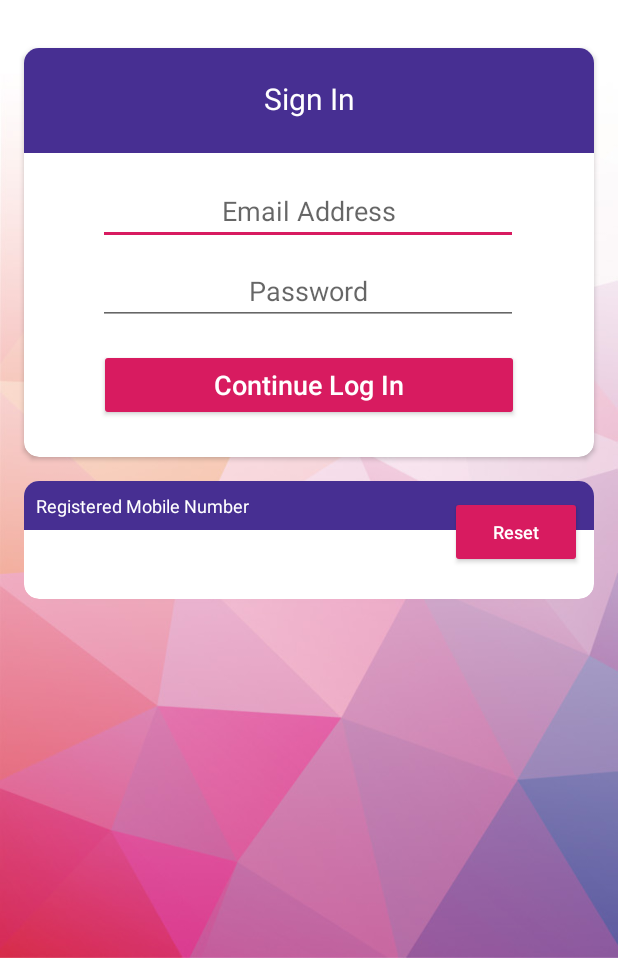
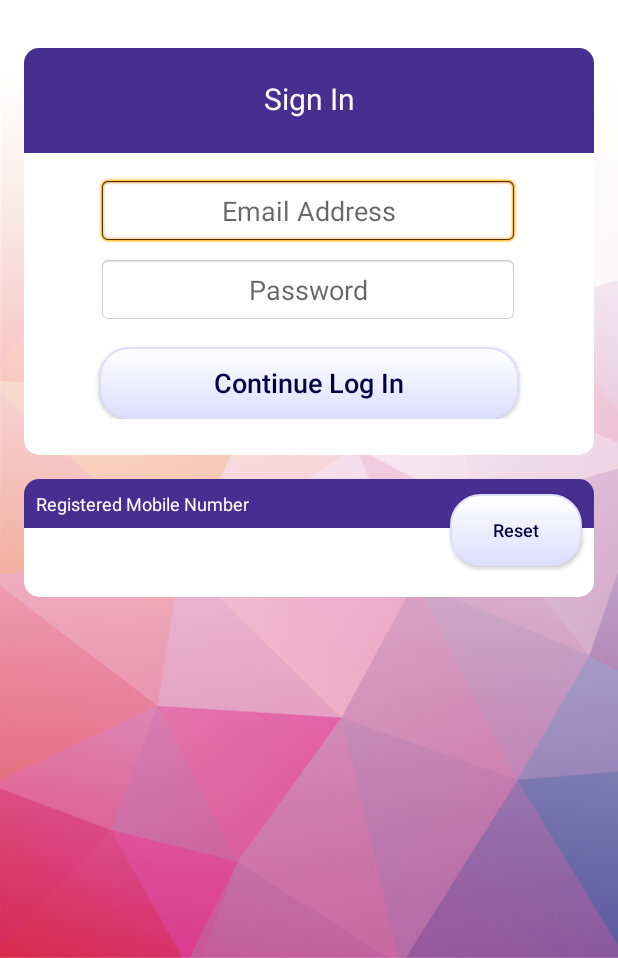
Before and after one commit to izre79/PenawarCare_Agent, an Android app: the LoginActivity screen opened directly, with no data from a screen before it, on a phone screen of 412 x 824 dp, the part 278-1236 px from its top. Run offline under Robolectric (Android 15) with nearby library versions, the phone set to English and light mode, and no system bars; our stand-ins replace Volley; network calls fail; 2 statements that could not run were skipped.

Commit message:
Troubleshooting of crashing during job listing process Updated buttons UI

```diff
--- a/app/build.gradle
+++ b/app/build.gradle
@@ -35,6 +35,7 @@ android {
         }
         debug {
             jniDebuggable true
+            debuggable true
         }
     }
     compileOptions {
--- a/app/src/main/java/com/zedtechs/penawarcare_agent/JobInitActivity.java
+++ b/app/src/main/java/com/zedtechs/penawarcare_agent/JobInitActivity.java
@@ -671,7 +671,7 @@ public class JobInitActivity extends AppCompatActivity {
                     if (returnValue.equals("1")) {
 
                         // Show message
-                        Snackbar snackbar = Snackbar.make(findViewById(R.id.constraintLayoutJobInit), message, Snackbar.LENGTH_LONG);
+                        /*Snackbar snackbar = Snackbar.make(findViewById(R.id.constraintLayoutJobInit), message, Snackbar.LENGTH_LONG);
                         snackbar.setAction("Dismiss", new View.OnClickListener() {
                             @Override
                             public void onClick(View v) {
@@ -679,7 +679,7 @@ public class JobInitActivity extends AppCompatActivity {
                             }
                         });
                         snackbar.show();
-
+                        */
                         resetNavigation();
 
                     } else {
--- /dev/null
+++ b/app/src/main/res/drawable/mybutton.xml
@@ -0,0 +1,24 @@
+<?xml version="1.0" encoding="utf-8"?>
+<selector xmlns:android="http://schemas.android.com/apk/res/android">
+    <item android:state_pressed="true" >
+        <shape android:shape="rectangle"  >
+            <corners android:radius="20dip" />
+            <stroke android:width="1dip" android:color="#5e7974" />
+            <gradient android:angle="-90" android:startColor="#345953" android:endColor="#689a92"  />
+        </shape>
+    </item>
+    <item android:state_focused="true">
+        <shape android:shape="rectangle"  >
+            <corners android:radius="20dip" />
+            <stroke android:width="1dip" android:color="#5e7974" />
+            <solid android:color="#58857e"/>
+        </shape>
+    </item>
+    <item >
+        <shape android:shape="rectangle"  >
+            <corners android:radius="20dip" />
+            <stroke android:width="1dip" android:color="#ddddff" />
+            <gradient android:angle="-90" android:startColor="#ffffff" android:endColor="#ddddff" />
+        </shape>
+    </item>
+</selector>
--- a/app/src/main/res/layout/activity_job_init_temp.xml
+++ b/app/src/main/res/layout/activity_job_init_temp.xml
@@ -230,14 +230,15 @@
 
             <Button
                 android:id="@+id/btnJobInit_Action"
-                style="@style/Widget.AppCompat.Button.Colored"
                 android:layout_width="wrap_content"
                 android:layout_height="wrap_content"
                 android:layout_marginTop="16dp"
                 android:layout_marginBottom="16dp"
+                android:background="@drawable/mybutton"
                 android:padding="10dp"
                 android:text="Accept Job"
                 android:textAllCaps="false"
+                android:textColor="@color/colorPrimaryDark"
                 app:layout_constraintBottom_toBottomOf="parent"
                 app:layout_constraintEnd_toEndOf="parent"
                 app:layout_constraintStart_toStartOf="parent"
--- a/app/src/main/res/layout/activity_login.xml
+++ b/app/src/main/res/layout/activity_login.xml
@@ -41,40 +41,44 @@
                 android:layout_width="280dp"
                 android:layout_height="wrap_content"
                 android:layout_marginStart="50dp"
+                android:layout_marginLeft="50dp"
                 android:layout_marginTop="16dp"
                 android:layout_marginEnd="52dp"
+                android:layout_marginRight="52dp"
+                android:background="@android:drawable/editbox_background"
                 android:ems="10"
+                android:gravity="center_horizontal"
                 android:hint="Email Address"
                 android:imeOptions="actionNext"
                 android:inputType="text"
+                android:padding="10dp"
                 android:textAlignment="center"
                 android:textSize="18sp"
                 app:layout_constraintEnd_toEndOf="parent"
                 app:layout_constraintStart_toStartOf="parent"
-                app:layout_constraintTop_toBottomOf="@+id/tvRegisterMobileNoTitle"
-                android:gravity="center_horizontal"
-                android:layout_marginLeft="50dp"
-                android:layout_marginRight="52dp" />
+                app:layout_constraintTop_toBottomOf="@+id/tvRegisterMobileNoTitle" />
 
             <EditText
                 android:id="@+id/etPassword"
                 android:layout_width="280dp"
                 android:layout_height="wrap_content"
                 android:layout_marginStart="50dp"
+                android:layout_marginLeft="50dp"
                 android:layout_marginTop="8dp"
                 android:layout_marginEnd="52dp"
+                android:layout_marginRight="52dp"
+                android:background="@android:drawable/editbox_background"
                 android:ems="10"
+                android:gravity="center_horizontal"
                 android:hint="Password"
                 android:imeOptions="actionDone"
                 android:inputType="textPassword"
+                android:padding="10dp"
                 android:textAlignment="center"
                 android:textSize="18sp"
                 app:layout_constraintEnd_toEndOf="parent"
                 app:layout_constraintStart_toStartOf="parent"
-                app:layout_constraintTop_toBottomOf="@+id/etUsername"
-                android:gravity="center_horizontal"
-                android:layout_marginLeft="50dp"
-                android:layout_marginRight="52dp" />
+                app:layout_constraintTop_toBottomOf="@+id/etUsername" />
 
 
 
@@ -95,16 +99,17 @@
 
             <Button
                 android:id="@+id/btnLogin"
-                style="@style/Widget.AppCompat.Button.Colored"
                 android:layout_width="280dp"
                 android:layout_height="wrap_content"
                 android:layout_marginStart="16dp"
                 android:layout_marginTop="16dp"
                 android:layout_marginEnd="16dp"
+                android:background="@drawable/mybutton"
                 android:focusable="true"
                 android:padding="10dp"
                 android:text="Continue Log In"
                 android:textAllCaps="false"
+                android:textColor="@color/colorPrimaryDark"
                 android:textSize="18sp"
                 app:layout_constraintEnd_toEndOf="parent"
                 app:layout_constraintStart_toStartOf="parent"
@@ -159,19 +164,20 @@
 
             <Button
                 android:id="@+id/btnResetMobile"
-                style="@style/Widget.AppCompat.Button.Colored"
                 android:layout_width="wrap_content"
                 android:layout_height="wrap_content"
                 android:layout_marginTop="10dp"
                 android:layout_marginEnd="8dp"
+                android:layout_marginRight="8dp"
+                android:background="@drawable/mybutton"
                 android:elevation="10dp"
                 android:padding="0dp"
                 android:text="Reset"
                 android:textAllCaps="false"
+                android:textColor="@color/colorPrimaryDark"
                 android:textSize="12sp"
                 app:layout_constraintEnd_toEndOf="parent"
-                app:layout_constraintTop_toTopOf="parent"
-                android:layout_marginRight="8dp" />
+                app:layout_constraintTop_toTopOf="parent" />
         </androidx.constraintlayout.widget.ConstraintLayout>
     </androidx.cardview.widget.CardView>
 
--- a/app/src/main/res/layout/activity_main.xml
+++ b/app/src/main/res/layout/activity_main.xml
@@ -69,14 +69,15 @@
 
             <Button
                 android:id="@+id/btnLogin"
-                style="@style/Widget.AppCompat.Button.Colored"
                 android:layout_width="280dp"
                 android:layout_height="wrap_content"
                 android:layout_marginTop="24dp"
                 android:layout_marginBottom="16dp"
+                android:background="@drawable/mybutton"
                 android:padding="10dp"
                 android:text="Send me TAC No"
                 android:textAllCaps="false"
+                android:textColor="@color/colorPrimaryDark"
                 android:textSize="16sp"
                 app:layout_constraintBottom_toBottomOf="parent"
                 app:layout_constraintEnd_toEndOf="parent"
--- a/app/src/main/res/layout/activity_verify_phone.xml
+++ b/app/src/main/res/layout/activity_verify_phone.xml
@@ -74,17 +74,17 @@
 
             <Button
                 android:id="@+id/buttonSignIn"
-                style="@style/Widget.AppCompat.Button.Colored"
                 android:layout_width="280dp"
                 android:layout_height="wrap_content"
                 android:layout_below="@id/editTextCode"
                 android:layout_centerHorizontal="true"
                 android:layout_marginTop="16dp"
                 android:layout_marginBottom="16dp"
+                android:background="@drawable/mybutton"
                 android:padding="10dp"
                 android:text="Verify Phone"
                 android:textAllCaps="false"
-                android:textColor="@color/white"
+                android:textColor="@color/colorPrimaryDark"
                 android:textSize="18sp"
                 app:layout_constraintBottom_toBottomOf="parent"
                 app:layout_constraintEnd_toEndOf="parent"
```
Also changed, not shown: app/src/main/java/com/zedtechs/penawarcare_agent/HomePageActivity.java (+42 -18 lines), app/src/main/java/com/zedtechs/penawarcare_agent/classes/Job.java (+10 -2 lines), app/src/main/res/drawable/icon_radar_anim.xml (deleted, +0 -14 lines), app/src/main/res/layout/activity_job_init.xml (+8 -2 lines), app/src/main/res/drawable/app_icon.png (added), app/src/main/res/drawable/icon_clinic.png (added), app/src/main/res/drawable/icon_coffee_cup.png (added), app/src/main/res/drawable/icon_penawarcare_agent.png (added), app/src/main/res/drawable/loading_map.jpg (added).
